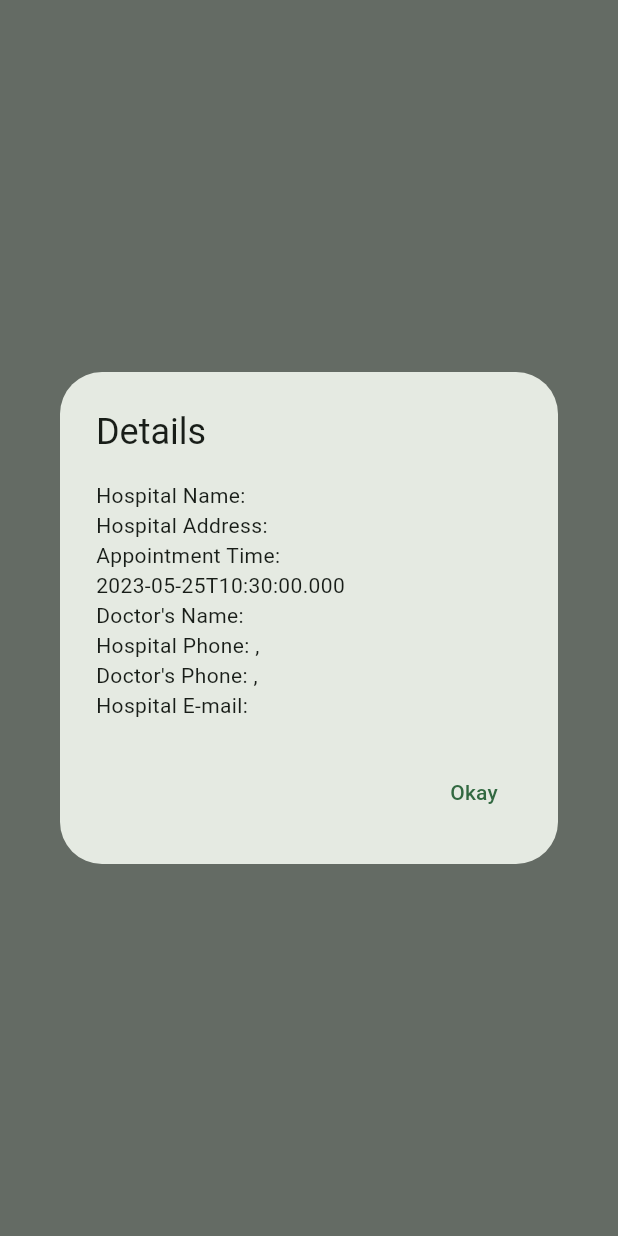
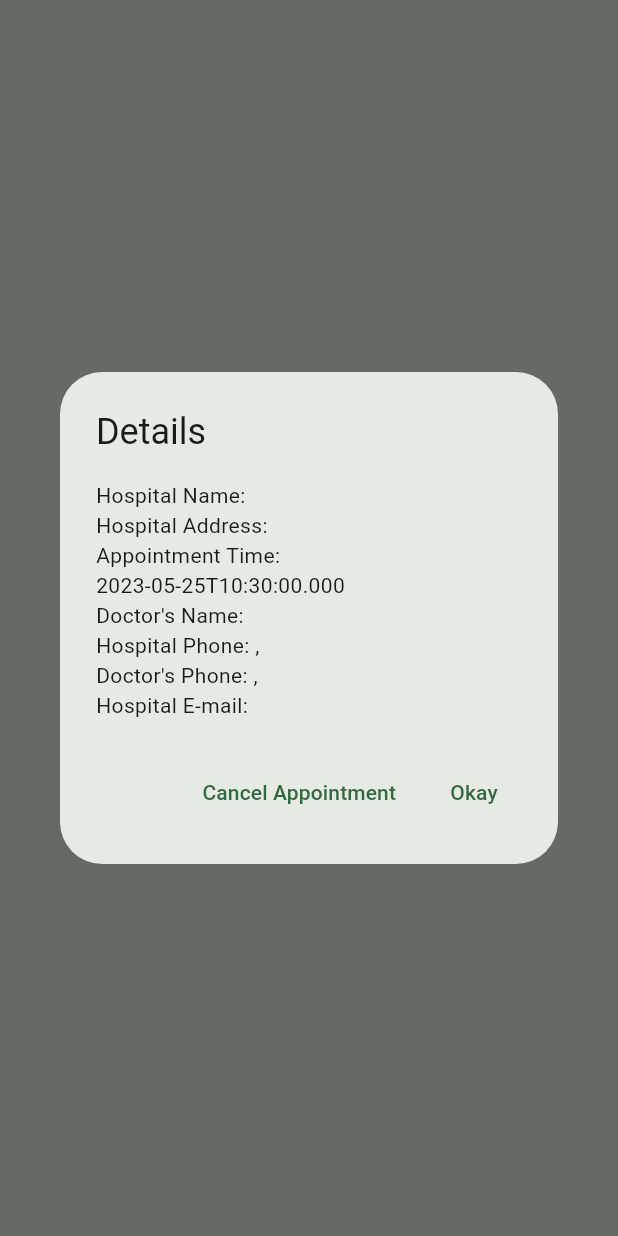
Before and after one commit to DoniaMetwalli/Hospital-System, a Flutter app: what upcomingAppoinmentAlert() shows on an empty page, opened directly with empty values, on a phone screen of 412 x 824 dp. Run offline on Flutter 3.47's test engine with Material 2 defaults, Android fonts, the phone set to English and light mode, and no system bars; our stand-ins replace dio, hive, hive_flutter; accounts and stored records are empty; network calls fail.

Commit message:
cancel appointment (will add some edits soon)

```diff
--- a/Frontend/lib/components/home_page/upcoming_appoinment_card.dart
+++ b/Frontend/lib/components/home_page/upcoming_appoinment_card.dart
@@ -1,5 +1,6 @@
 
 import 'package:flutter/material.dart';
+import 'package:hemodialysis_csci305/backend/api_connection.dart';
 
 import '../../backend/shared_variables.dart';
 
@@ -37,9 +38,24 @@ Future<dynamic> upcomingAppoinmentAlert(Map<String, dynamic> appointmentsList,Bu
       content: SelectableText("Hospital Name: ${hospital["name"]}\nHospital Address: ${hospital["address"]}\nAppointment Time: ${appointment["time"]}\nDoctor's Name: ${appointmentsList["doctorName"]}\nHospital Phone: ${hospital["phone_number"]},\nDoctor's Phone: ${appointmentsList["doctorPhone"]},\nHospital E-mail: ${hospital["email"]}"),
       actions: [
         TextButton(
-          onPressed: () => close(context),
-          child: const Text("Okay"),
+          onPressed: () => changeAppointment(
+          appointmentId: appointment["appointment_id"],
+          patientId: box.get("userId"),
+          dialysisMachineId: appointment["dialysis_machine_id"],
+          doctorId: appointment["doctor_id"],
+          hospitalId: appointment["hospital_id"],
+          status: "canceled",
+          time: "2023-05-15 00:00:00",
+          slot: 0,
         ),
+  child: const Text("Cancel Appointment"),
+),
+
+      TextButton(
+        onPressed: () => close(context),
+        child: const Text("Okay"),
+      ),
+
       ],
     ),
   );
```
